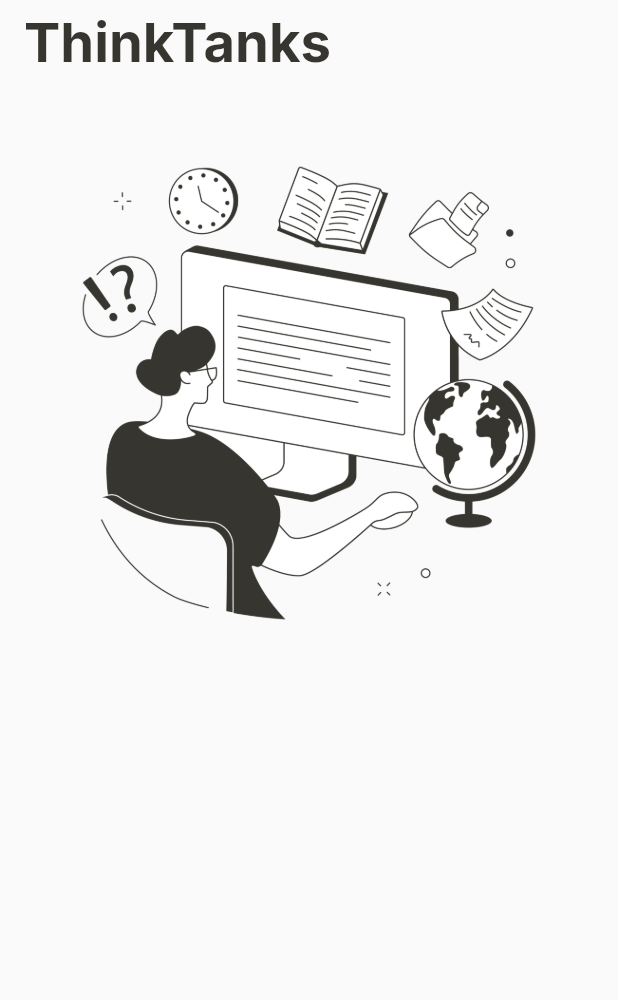
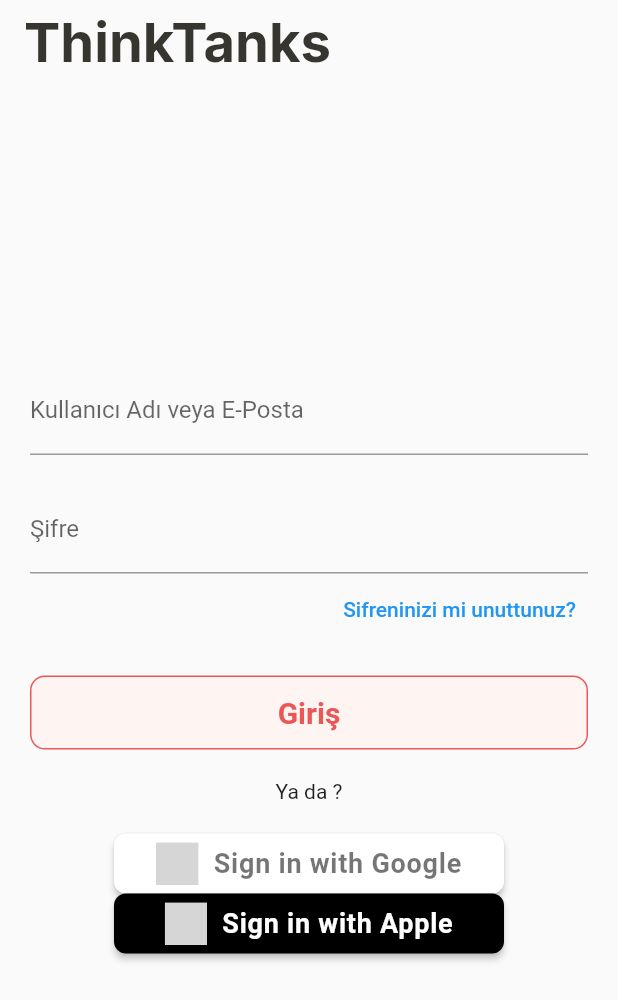
Before and after one commit to selinarslann/F-42-bootcamp, a Flutter app: the screen it shows after launch, on a phone screen of 412 x 824 dp. Shown: the top 1000 px of the screen. Run offline on Flutter 3.47's test engine with Material 2 defaults, Android fonts, the phone set to English and light mode, and no system bars; our stand-ins replace auth_buttons, google_fonts; grey boxes are pictures that could not be loaded.

Commit message:
login sayfaso yapildi devam edecek

```diff
--- a/lib/main.dart
+++ b/lib/main.dart
@@ -1,6 +1,8 @@
 import 'package:flutter/material.dart';
 import 'package:thinktank/pages/home_page.dart';
 import 'package:thinktank/pages/splashPages/splash_page_1.dart';
+
+import 'pages/signPages/login_page.dart';
 
 void main() {
   runApp(const MainApp());
@@ -13,7 +15,7 @@ class MainApp extends StatelessWidget {
   Widget build(BuildContext context) {
     return const MaterialApp(
       debugShowCheckedModeBanner: false,
-      home: SplashPageOne(), // Use SplashPageOne from renan branch
+      home: LoginPage(), // Use SplashPageOne from renan branch
     );
   }
 }
--- /dev/null
+++ b/lib/pages/signPages/login_page.dart
@@ -0,0 +1,92 @@
+import 'package:auth_buttons/auth_buttons.dart';
+import 'package:flutter/material.dart';
+import 'package:google_fonts/google_fonts.dart';
+
+class LoginPage extends StatelessWidget {
+  const LoginPage({super.key});
+
+  @override
+  Widget build(BuildContext context) {
+    double mHeight = MediaQuery.of(context).size.height;
+    double mWidth = MediaQuery.of(context).size.width;
+    return Scaffold(
+      appBar: AppBar(
+        title: Text(
+          'ThinkTanks',
+          style: GoogleFonts.inter(
+            fontWeight: FontWeight.bold,
+            fontSize: mHeight * 0.044,
+            color: const Color(0xFF37352f),
+          ),
+        ),
+        backgroundColor: Colors.transparent,
+        elevation: 0,
+      ),
+      body: Center(
+        child: Padding(
+          padding: const EdgeInsets.all(20.0),
+          child: Column(
+            mainAxisAlignment: MainAxisAlignment.center,
+            children: <Widget>[
+              TextFormField(
+                decoration: const InputDecoration(
+                  labelText: 'Kullanıcı Adı veya E-Posta',
+                ),
+              ),
+              const SizedBox(height: 20.0),
+              TextFormField(
+                obscureText: true,
+                decoration: const InputDecoration(
+                  labelText: 'Şifre',
+                ),
+              ),
+              Row(
+                mainAxisAlignment: MainAxisAlignment.end,
+                children: [
+                  TextButton(
+                    child: const Text(
+                      'Sifreninizi mi unuttunuz?',
+                    ),
+                    onPressed: () {},
+                  ),
+                ],
+              ),
+              const SizedBox(height: 20.0),
+              ElevatedButton(
+                style: ElevatedButton.styleFrom(
+                  shape: RoundedRectangleBorder(
+                      borderRadius: BorderRadius.circular(10),
+                      side: const BorderSide(color: Color(0xffEB5757))),
+                  elevation: 0,
+                  shadowColor: Colors.transparent,
+                  minimumSize: Size(mWidth, mHeight * 0.06),
+                  backgroundColor: const Color(0xffFEF5F2),
+                  foregroundColor: const Color(0xffEB5757),
+                ),
+                onPressed: () {
+                  // Giriş düğmesine basıldığında yapılacak işlemler
+                },
+                child: const Text('Giriş',
+                    style: TextStyle(
+                      fontSize: 20,
+                      fontWeight: FontWeight.bold,
+                      color: Color(0xffEB5757),
+                    )),
+              ),
+              const Padding(
+                padding: EdgeInsets.all(20.0),
+                child: Text(
+                  'Ya da ?',
+                ),
+              ),
+
+              // Google ile giriş düğmesi
+              GoogleAuthButton(onPressed: () {}),
+              AppleAuthButton(onPressed: () {}),
+            ],
+          ),
+        ),
+      ),
+    );
+  }
+}
--- a/pubspec.yaml
+++ b/pubspec.yaml
@@ -37,6 +37,7 @@ dependencies:
   cupertino_icons: ^1.0.2
   provider: ^6.0.5
   google_fonts: ^4.0.4
+  auth_buttons: ^1.0.1+4
 
 dev_dependencies:
   flutter_test:
```
Also changed, not shown: lib/constants.dart (added), lib/pages/signPages/register_page.dart (added), pubspec.lock, 2 other files.
